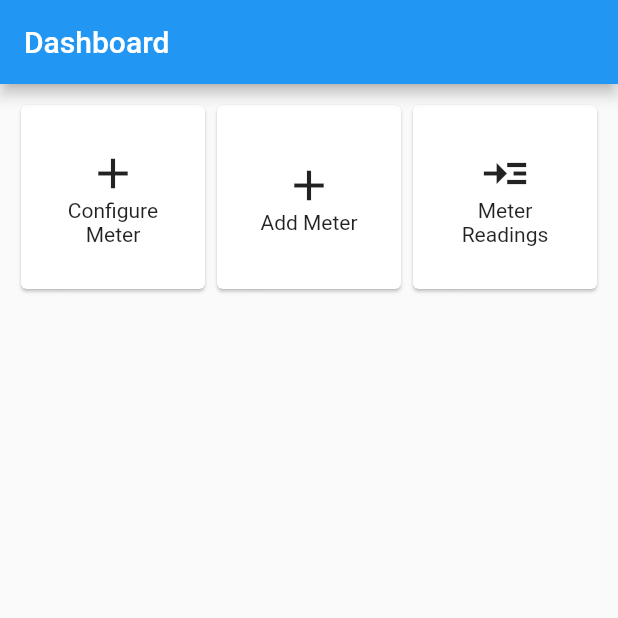
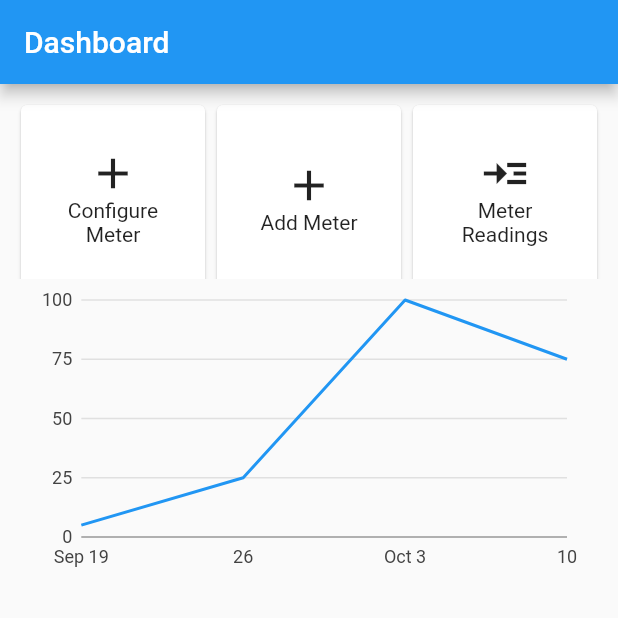
Before and after one commit to pwms-ug/home_monitor, a Flutter app: the screen it shows after launch, on a phone screen of 412 x 824 dp, the top half of it. Run offline on Flutter 3.47's test engine with Material 2 defaults, Android fonts, the phone set to English and light mode, and no system bars; our stand-ins replace charts_flutter, fl_chart, flutter_dotenv; missing offline and left inert: dart:ffi.

Commit message:
fixed some graph issue

```diff
--- a/home_monitor_mobile/lib/dashboard_screen.dart
+++ b/home_monitor_mobile/lib/dashboard_screen.dart
@@ -1,4 +1,5 @@
-import 'package:flutter/cupertino.dart';
+import 'package:charts_flutter/flutter.dart';
+import 'package:charts_flutter/flutter.dart' as charts;
 import 'package:flutter/material.dart';
 import 'package:flutter_notion_budget/configure_meter_screen.dart';
 
@@ -20,6 +21,10 @@ class _DashboardScreenState extends State<DashboardScreen> {
         ),
         body: Container(
           padding: EdgeInsets.all(10),
+          child: Column(
+            children: [
+              Container(
+                height: 120,
                 child: GridView.count(
                   crossAxisCount: 3,
                   children: [
@@ -99,6 +104,64 @@ class _DashboardScreenState extends State<DashboardScreen> {
                     ),
                   ],
                 ),
+              ),
+              Container(
+                margin: EdgeInsets.symmetric(horizontal: 10),
+                height: 200,
+                child: SimpleTimeSeriesChart.withSampleData(),
+              )
+            ],
+          ),
         ));
   }
 }
+
+class SimpleTimeSeriesChart extends StatelessWidget {
+  final List<Series<dynamic, DateTime>> seriesList;
+
+  SimpleTimeSeriesChart(this.seriesList);
+
+  /// Creates a [TimeSeriesChart] with sample data and no transition.
+  factory SimpleTimeSeriesChart.withSampleData() {
+    return new SimpleTimeSeriesChart(
+      _createSampleData(),
+    );
+  }
+
+  @override
+  Widget build(BuildContext context) {
+    return new charts.TimeSeriesChart(
+      seriesList,
+      animate: true,
+      dateTimeFactory: const charts.LocalDateTimeFactory(),
+    );
+  }
+
+  /// Create one series with sample hard coded data.
+  static List<charts.Series<TimeSeriesSales, DateTime>> _createSampleData() {
+    final data = [
+      new TimeSeriesSales(new DateTime(2017, 9, 19), 5),
+      new TimeSeriesSales(new DateTime(2017, 9, 26), 25),
+      new TimeSeriesSales(new DateTime(2017, 10, 3), 100),
+      new TimeSeriesSales(new DateTime(2017, 10, 10), 75),
+    ];
+
+    return [
+      new charts.Series<TimeSeriesSales, DateTime>(
+        id: 'Sales',
+        colorFn: (_, __) => charts.MaterialPalette.blue.shadeDefault,
+        domainFn: (TimeSeriesSales sales, _) => sales.time,
+        measureFn: (TimeSeriesSales sales, _) => sales.sales,
+        data: data,
+      )
+    ];
+  }
+}
+
+/// Sample time series data type.
+class TimeSeriesSales {
+  final DateTime time;
+  final int sales;
+
+  TimeSeriesSales(this.time, this.sales);
+}
```
Lines whose indentation alone changed are shown as unchanged.
